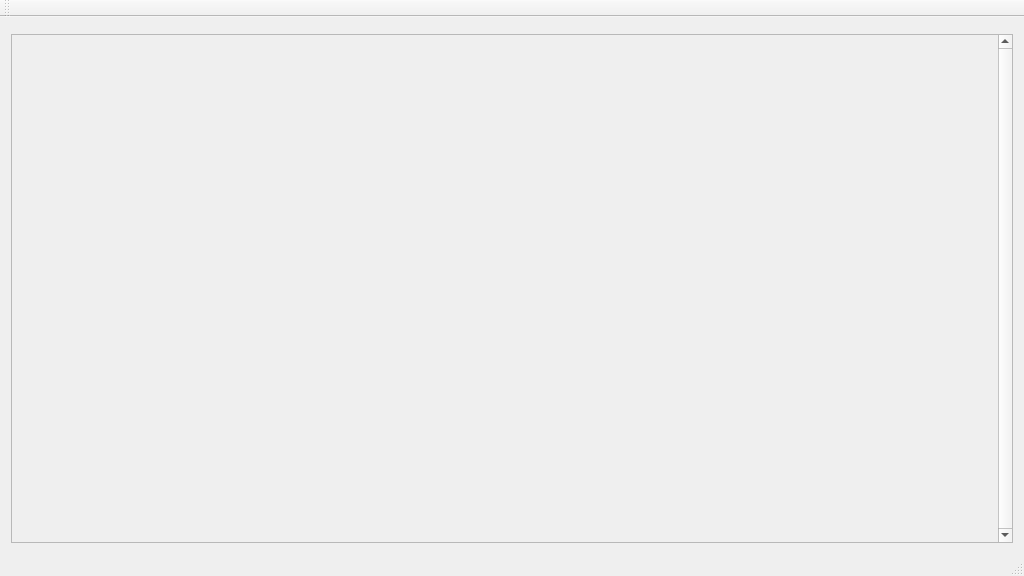
Before: the Qt Designer form programs/KJVCanOpener/KJVCanOpener.ui in dewhisna/KingJamesPureBibleSearch, drawn with Qt 5.
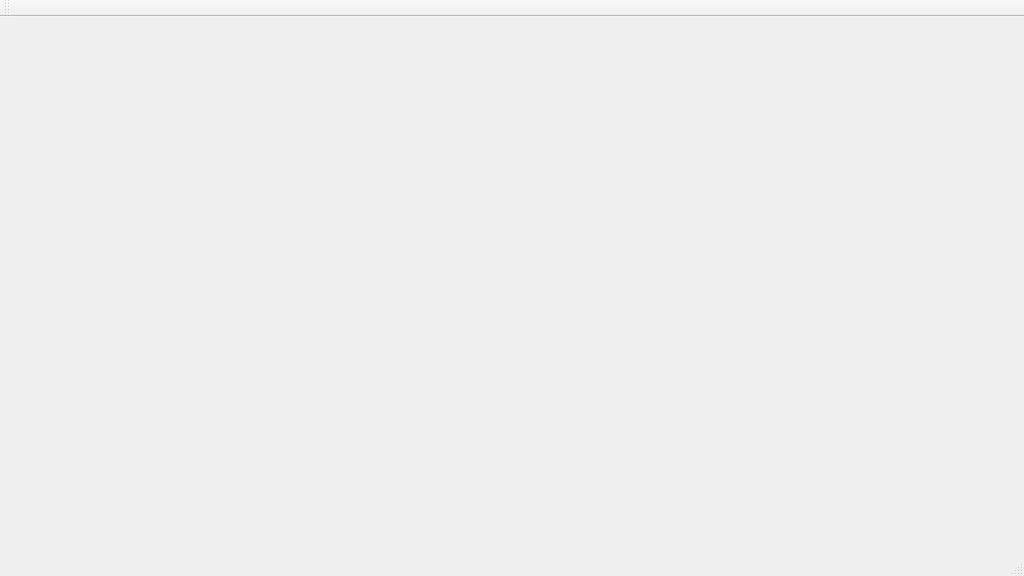
After: the same form once the commit is applied. Custom widgets are drawn as their Qt base class.

Commit message: Finished reworking CKJVCanOpener, splitting off the Search Phrases pane into CKJVSearchSpec.  Now, all three panes are completely separated into their own classes. It's amazing how much has been changed since the 1.1 release and yet to the user, everything appears the same...  That's all about to change, now that we can start the next design phase.

```diff
--- a/programs/KJVCanOpener/KJVCanOpener.ui
+++ b/programs/KJVCanOpener/KJVCanOpener.ui
@@ -36,56 +36,7 @@
    <string>King James Pure Bible Search</string>
   </property>
   <widget class="QWidget" name="centralWidget">
-   <layout class="QHBoxLayout" name="horizontalLayout">
-    <item>
-     <layout class="QVBoxLayout" name="verticalLayout_2">
-      <item>
-	   <widget class="CKJVSearchCriteriaWidget" name="widgetSearchCriteria" native="true"/>
-      </item>
-      <item>
-       <widget class="QScrollArea" name="scrollAreaSearchPhrases">
-        <property name="sizePolicy">
-         <sizepolicy hsizetype="Preferred" vsizetype="Expanding">
-          <horstretch>0</horstretch>
-          <verstretch>0</verstretch>
-         </sizepolicy>
-        </property>
-        <property name="frameShape">
-         <enum>QFrame::StyledPanel</enum>
-        </property>
-        <property name="verticalScrollBarPolicy">
-         <enum>Qt::ScrollBarAlwaysOn</enum>
-        </property>
-        <property name="horizontalScrollBarPolicy">
-         <enum>Qt::ScrollBarAlwaysOff</enum>
-        </property>
-        <property name="widgetResizable">
-         <bool>true</bool>
-        </property>
-        <property name="alignment">
-         <set>Qt::AlignLeading|Qt::AlignLeft|Qt::AlignTop</set>
-        </property>
-        <widget class="QWidget" name="scrollAreaWidgetContents">
-         <property name="geometry">
-          <rect>
-           <x>0</x>
-           <y>0</y>
-           <width>991</width>
-           <height>509</height>
-          </rect>
-         </property>
-         <property name="sizePolicy">
-          <sizepolicy hsizetype="Preferred" vsizetype="Expanding">
-           <horstretch>0</horstretch>
-           <verstretch>0</verstretch>
-          </sizepolicy>
-         </property>
-        </widget>
-       </widget>
-      </item>
-     </layout>
-    </item>
-   </layout>
+   <layout class="QHBoxLayout" name="horizontalLayout"/>
   </widget>
   <widget class="QMenuBar" name="menuBar">
    <property name="geometry">
@@ -111,14 +62,6 @@
   <widget class="QStatusBar" name="statusBar"/>
  </widget>
  <layoutdefault spacing="6" margin="11"/>
- <customwidgets>
-  <customwidget>
-   <class>CKJVSearchCriteriaWidget</class>
-   <extends>QWidget</extends>
-   <header>KJVSearchCriteria.h</header>
-   <container>1</container>
-  </customwidget>
- </customwidgets>
  <resources/>
  <connections/>
 </ui>
```
The commit also changes 8 other files.
